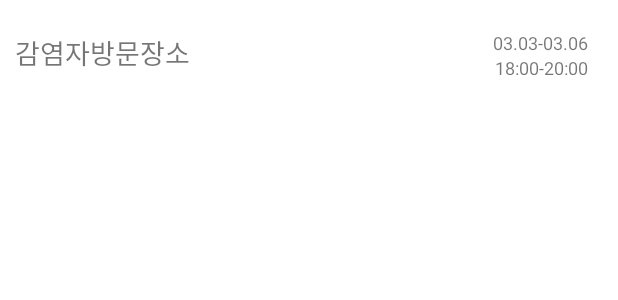
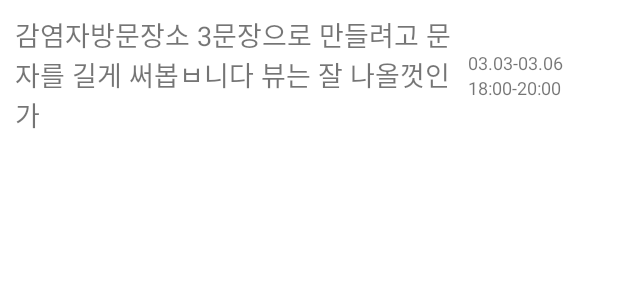
Before and after one commit to gyuree-kim/auto-schedule-updater, an Android app: the layout layout_event.xml on its own in the app's theme, with its tools: preview values and no code run, on a phone screen of 412 x 824 dp. Shown: the top 300 px of the screen. Run offline under Robolectric (Android 15) with nearby library versions, the phone set to English and light mode, and no system bars.

Commit message:
Add 3 list view layout

```diff
--- a/frontend/app/src/main/res/drawable/background_msgbox.xml
+++ b/frontend/app/src/main/res/drawable/background_msgbox.xml
@@ -4,6 +4,6 @@
 
     <solid android:color="@color/main_1"/>
     <stroke android:color="@color/main_2" android:width="1dp"/>
-    <corners android:radius="4dp"/>
+    <corners android:radius="15dp"/>
 
 </shape>
--- a/frontend/app/src/main/res/layout/layout_event.xml
+++ b/frontend/app/src/main/res/layout/layout_event.xml
@@ -2,7 +2,7 @@
 <LinearLayout
     xmlns:android="http://schemas.android.com/apk/res/android"
     android:layout_width="match_parent"
-    android:layout_height="70dp"
+    android:layout_height="wrap_content"
     android:orientation="horizontal"
     android:padding="10dp">
 
@@ -10,18 +10,18 @@
     <TextView
 
         android:id="@+id/tv_last_sender"
-        android:layout_width="wrap_content"
-        android:layout_height="match_parent"
-        android:text="감염자방문장소"
+        android:layout_width="match_parent"
+        android:layout_height="wrap_content"
+        android:layout_weight="1"
+        android:text="감염자방문장소 3문장으로 만들려고 문자를 길게 써봅ㅂ니다 뷰는 잘 나올껏인가"
         android:textSize="18dp"
-        android:layout_weight="3"
         android:layout_gravity="center"
         android:gravity="center_vertical"
 
     />
 
     <LinearLayout
-        android:layout_width="wrap_content"
+        android:layout_width="100dp"
         android:layout_height="wrap_content"
         android:orientation="vertical"
         android:padding="10dp"
@@ -30,7 +30,7 @@
 
         <TextView
             android:id="@+id/tv_last_notread"
-            android:layout_width="wrap_content"
+            android:layout_width="match_parent"
             android:layout_height="wrap_content"
             android:text="03.03-03.06"
             android:textSize="12dp"
@@ -41,7 +41,7 @@
 
         <TextView
             android:id="@+id/tv_last_time"
-            android:layout_width="wrap_content"
+            android:layout_width="match_parent"
             android:layout_height="wrap_content"
             android:text="18:00-20:00"
             android:textSize="12dp"
```
Also changed, not shown: frontend/app/src/main/res/layout/layout_date.xml (added, +22 -0 lines), frontend/app/src/main/res/layout/layout_infected.xml (added, +23 -0 lines).
